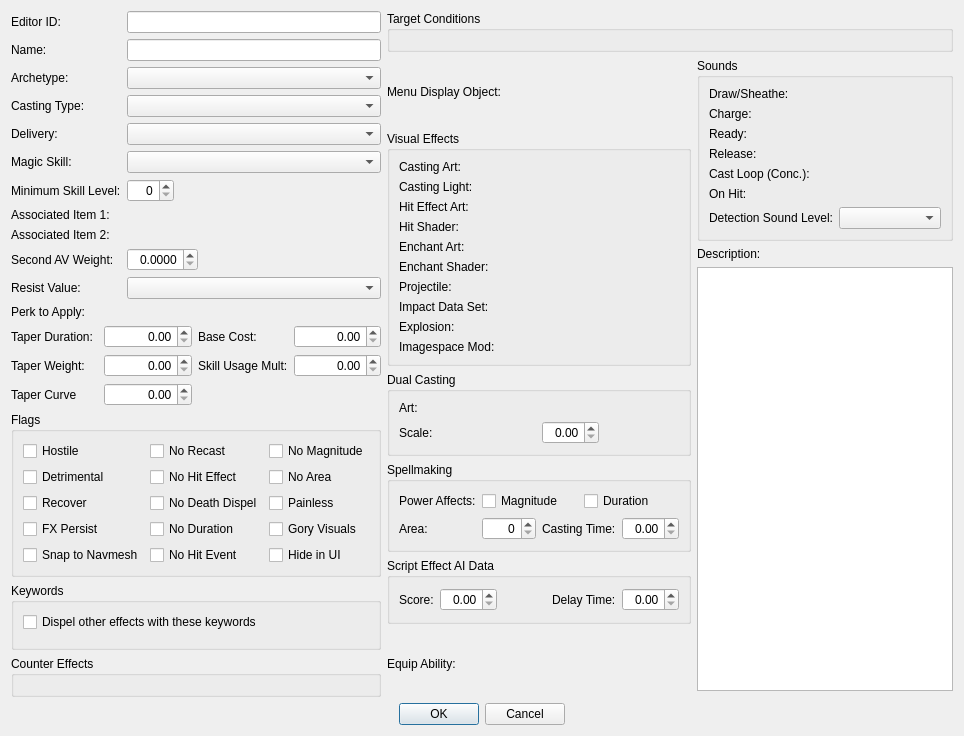
DavidJCobb/DovahKit, file native/src/DovahKit/ui/form_windows/magic_effect.ui: the form before one commit.
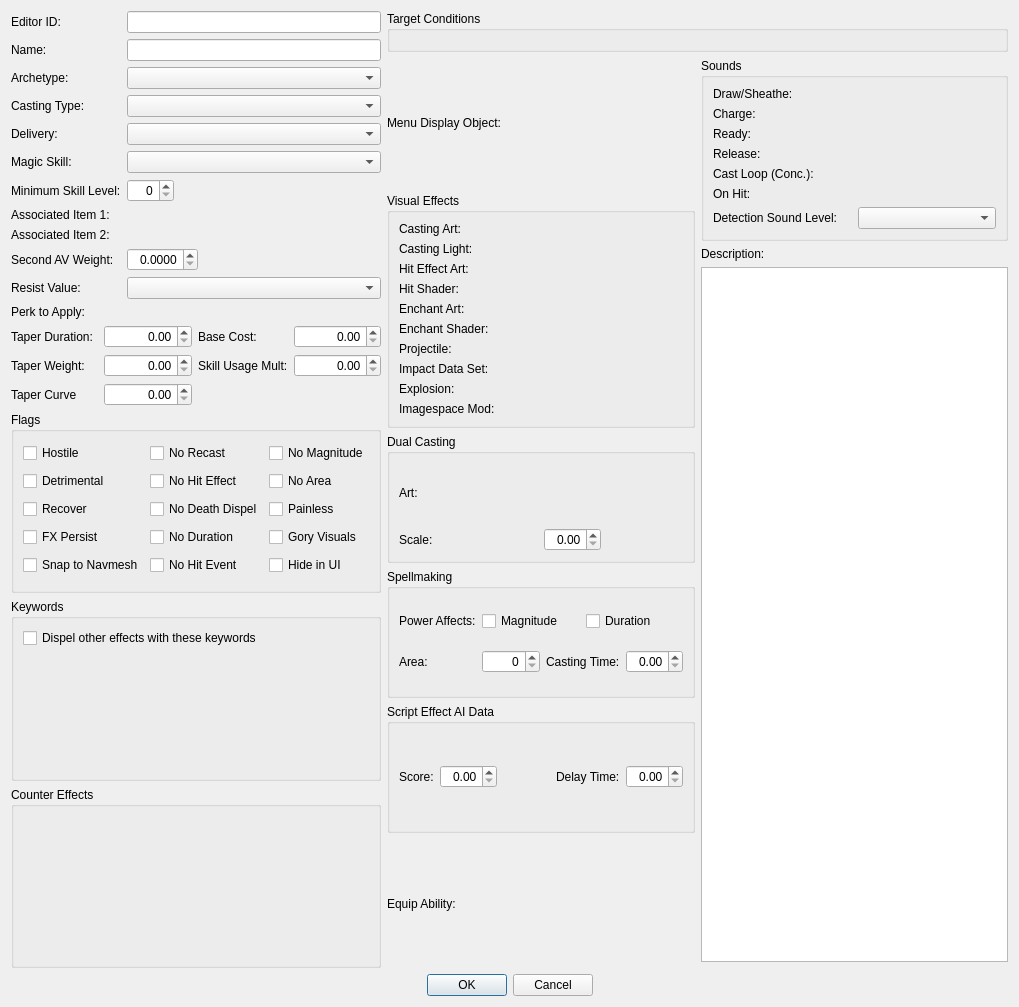
The form after the commit. Custom widgets are drawn as their Qt base class.

Commit message:
Various fixes to form-editing dialogs
Including typo fixes in "What's This?" text, minor layout fixes, fixes for outdated "What's This?" text, added "What's This?" text, and a fix to some fields.

The edit to the form file:
```diff
--- a/native/src/DovahKit/ui/form_windows/magic_effect.ui
+++ b/native/src/DovahKit/ui/form_windows/magic_effect.ui
@@ -2,6 +2,14 @@
 <ui version="4.0">
  <class>FormDialogMagicEffect</class>
  <widget class="QDialog" name="FormDialogMagicEffect">
+  <property name="geometry">
+   <rect>
+    <x>0</x>
+    <y>0</y>
+    <width>1019</width>
+    <height>1007</height>
+   </rect>
+  </property>
   <property name="windowTitle">
    <string>Magic Effect</string>
   </property>
```
Left out of the diff: 2 changed lines with no effect on the pictures. The commit also changes 6 other files.
